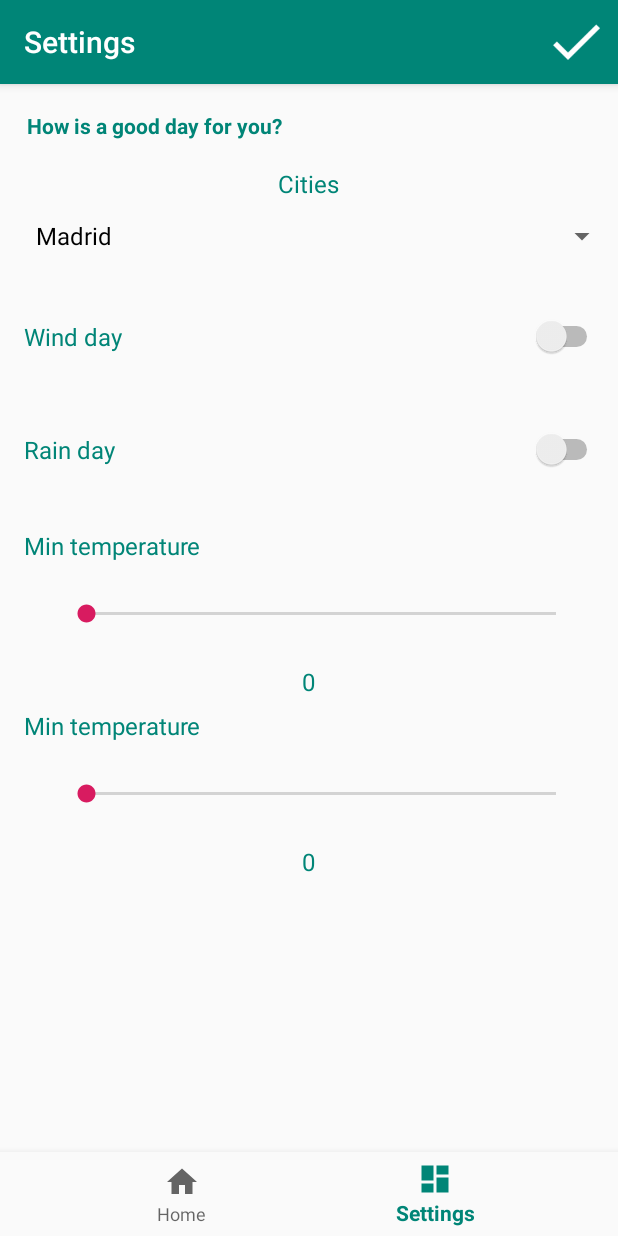
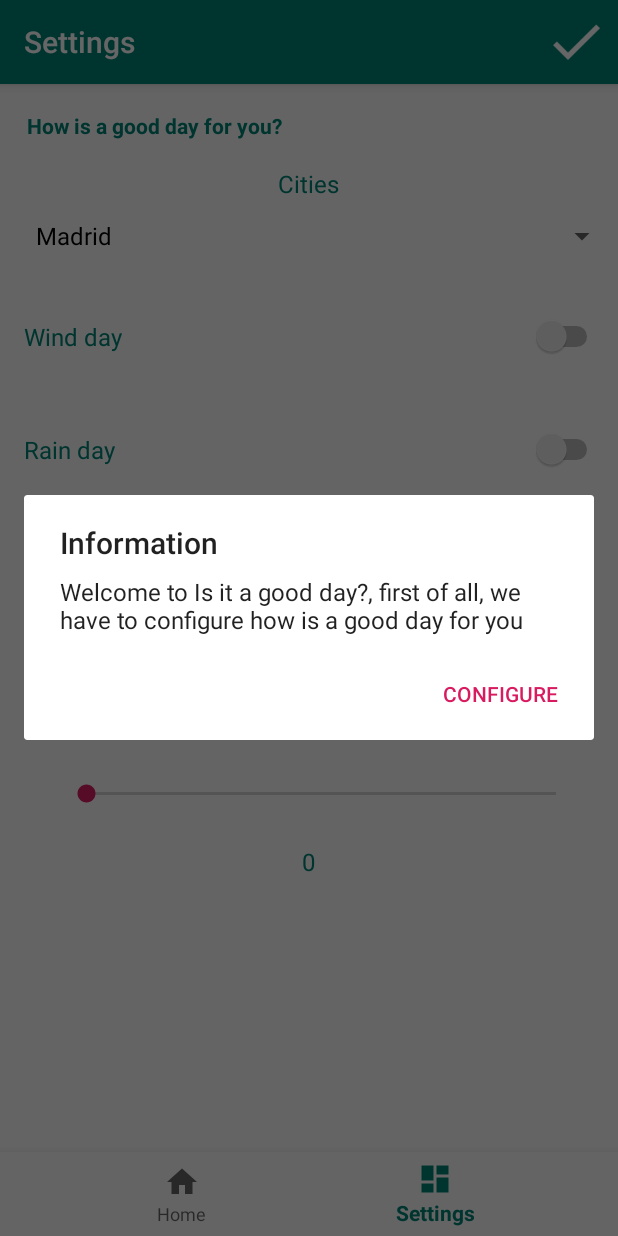
Before and after one commit to DavidAres/itIsGoodDay, an Android app: the screen it shows after launch (MainActivity), item 2 of the bottom bar chosen, on a phone screen of 412 x 824 dp. Run offline under Robolectric (Android 15) with nearby library versions, the phone set to English and light mode, and no system bars.

Commit message:
fix strings error and minor issues

```diff
--- a/app/src/main/java/com/example/itisgoodday/home/HomeFragment.kt
+++ b/app/src/main/java/com/example/itisgoodday/home/HomeFragment.kt
@@ -1,7 +1,9 @@
 package com.example.itisgoodday.home
 
 import android.arch.lifecycle.Observer
+import android.content.DialogInterface
 import android.os.Bundle
+import android.support.v7.app.AlertDialog
 import android.view.Menu
 import android.view.MenuInflater
 import android.widget.Toast
@@ -64,9 +66,16 @@ class HomeFragment : BaseFragment(), IHomeFragment {
     override fun manageSettingsError(error: ErrorSettings) {
         when (error) {
             ErrorSettings.EMPTY_SETTINGS -> {
-                context?.toast(getString(R.string.empty_settings), Toast.LENGTH_LONG)
-                (activity as MainActivity).nav_view.menu.getItem(1).isChecked = true
-                (activity as MainActivity).replaceFragment(SettingsFragment(), (activity as MainActivity).fragmentContainer.id)
+                val alert = AlertDialog.Builder(context!!)
+                alert.setTitle(getString(R.string.welcome_title))
+                alert.setMessage(getString(R.string.welcome_message))
+                alert.setPositiveButton(getString(R.string.welcome_configure)
+                ) { dialog, _ ->
+                    dialog.dismiss()
+                    (activity as MainActivity).nav_view.menu.getItem(1).isChecked = true
+                    (activity as MainActivity).replaceFragment(SettingsFragment(), (activity as MainActivity).fragmentContainer.id)
+                }
+                alert.show()
             }
             ErrorSettings.LOAD_ERROR_SETTINGS -> {
                 context?.toast(getString(R.string.error_load_settings))
--- a/app/src/main/res/values/strings.xml
+++ b/app/src/main/res/values/strings.xml
@@ -11,10 +11,13 @@
     <string name ="windy_day">Wind day</string>
     <string name ="rainy_day">Rain day</string>
     <string name ="min_temperature">Min temperature</string>
-    <string name ="max_temperature">Min temperature</string>
+    <string name ="max_temperature">Max temperature</string>
     <string name ="cities">Cities</string>
     <string name ="subtitle_settings">How is a good day for you?</string>
     <string name ="good_day_response">Is a good day in </string>
     <string name ="bad_day_response">Is a bad day in </string>
     <string name ="checking">Checking the weather for today... </string>
+    <string name ="welcome_message">Welcome to Is it a good day?, first of all, we have to configure how is a good day for you</string>
+    <string name ="welcome_title">Information</string>
+    <string name ="welcome_configure">Configure</string>
 </resources>
```
